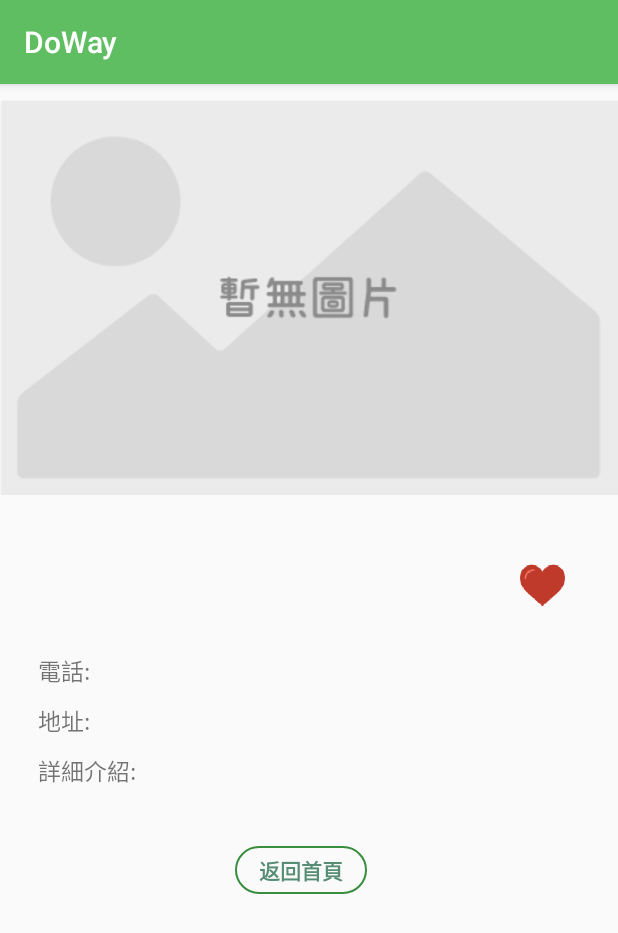
After one commit to iamavrilsfanlearncode/DoWay, an Android app: the GridviewDetail screen opened directly, with no data from a screen before it, on a phone screen of 412 x 824 dp. The commit adds this screen. Shown: the top 933 px of the screen. Run offline under Robolectric (Android 15) with nearby library versions, the phone set to English and light mode, and no system bars; libraries missing offline, so code that uses them is left out: com.nostra13.universalimageloader; 5 statements that could not run were skipped.

Commit message:
Gridview增加按鈕OK

```diff
--- a/app/src/main/AndroidManifest.xml
+++ b/app/src/main/AndroidManifest.xml
@@ -21,6 +21,7 @@
         <activity android:name=".activity.RestaurantDetail" />
         <activity android:name=".activity.HotelDetail" />
         <activity android:name=".activity.ActivityInfoDetail" />
+        <activity android:name=".activity.GridviewDetail" />
         <activity android:name=".Splash">
             <intent-filter>
                 <action android:name="android.intent.action.MAIN" />
--- a/app/src/main/java/nullteam/com/doway/activity/GridView.java
+++ /dev/null
@@ -1,5 +0,0 @@
-package nullteam.com.doway.activity;
-
-public class GridView {
-    //test
-}
--- /dev/null
+++ b/app/src/main/java/nullteam/com/doway/activity/GridviewDetail.java
@@ -0,0 +1,108 @@
+package nullteam.com.doway.activity;
+
+import android.content.Intent;
+import android.database.Cursor;
+import android.os.Bundle;
+import android.view.View;
+import android.widget.Button;
+import android.widget.ImageButton;
+import android.widget.ImageView;
+import android.widget.TextView;
+import android.widget.Toast;
+
+import androidx.appcompat.app.AppCompatActivity;
+
+import com.nostra13.universalimageloader.core.ImageLoader;
+
+import nullteam.com.doway.MainActivity;
+import nullteam.com.doway.MyFavorite.MyFavDbAdapter;
+import nullteam.com.doway.R;
+import nullteam.com.doway.model.GridView;
+import nullteam.com.doway.model.Restaurant;
+
+
+public class GridviewDetail extends AppCompatActivity {
+    private GridView gridView;
+    private TextView tv_Tel,tv_Name,tv_Address,tv_FoodFeature;
+    private ImageView iv_Default;
+    private Button btn_Back;
+//    private ImageButton btn_Favorite;
+//    private MyFavDbAdapter myFavDbAdapter;
+//    Cursor lists;
+
+
+
+    @Override
+    protected void onCreate(Bundle savedInstanceState) {
+        super.onCreate(savedInstanceState);
+        setContentView(R.layout.gridview_detail);
+
+        gridView = (GridView) getIntent().getSerializableExtra("grid");
+
+
+
+
+
+        tv_Tel = findViewById(R.id.Tel);
+        tv_Name = findViewById(R.id.Subject);
+        tv_Address =findViewById(R.id.Address);
+        tv_FoodFeature = findViewById(R.id.FoodFeature);
+        tv_Tel.setText(gridView.getTel());
+        tv_Name.setText(gridView.getName());
+        tv_Address.setText(gridView.getAddress());
+        tv_FoodFeature.setText(gridView.getFoodFeature());
+
+        //詳細頁圖片
+        iv_Default = findViewById(R.id.Default);
+        //如果取得的圖片URL不為空值，就將原有的預設圖片覆蓋掉
+        if (!gridView.getPicURL().isEmpty()){
+            ImageLoader imageLoader = ImageLoader.getInstance();
+            imageLoader.displayImage(gridView.getPicURL(), iv_Default);
+        }
+
+        //按鈕部分
+        //返回
+        btn_Back = findViewById(R.id.BtnBack);
+        btn_Back.setOnClickListener(new View.OnClickListener() {
+            @Override
+            public void onClick(View v) {
+                startActivity(new Intent().setClass(GridviewDetail.this, MainActivity.class));
+                finish();
+            }
+        });
+//        //收藏
+//        btn_Favorite = findViewById(R.id.BtnFavorite);
+//        myFavDbAdapter = new MyFavDbAdapter(this);
+//        lists = myFavDbAdapter.listMyFavRestaurant();
+//        btn_Favorite.setOnClickListener(new View.OnClickListener() {
+//            @Override
+//            public void onClick(View v) {
+//      Toast.makeText(GridviewDetail.this,"收藏成功!", Toast.LENGTH_SHORT).show(); // version1
+// 		addFavorite(grid, lists, grid.getName());
+//            }
+//        });
+//    }
+//    public void addFavorite(Restaurant restaurant, Cursor lists, String name_restaurant){
+//        boolean isExists = false;
+//        for (int i = 0; i < lists.getCount(); i++) {
+//            String my_fav_name = lists.getString(lists.getColumnIndexOrThrow("name_restaurant"));
+//            if (name_restaurant.equals(my_fav_name)) {
+//                // 已收藏，不能再重複收藏
+//                isExists = true;
+//                break;
+//            }
+//        }
+//        if (isExists) {
+//            Toast.makeText(this, "已經收藏過囉～", Toast.LENGTH_SHORT).show();
+//        } else {
+//            // 加入收藏
+//
+//            myFavDbAdapter.createMyFavRestaurant(
+//                    restaurant.getPicURL(),
+//                    restaurant.getName(),
+//                    restaurant.getTel(),
+//                    restaurant.getAddress()
+//            );
+//        }
+    }
+}
--- a/app/src/main/java/nullteam/com/doway/slide/CustomGrid.java
+++ b/app/src/main/java/nullteam/com/doway/slide/CustomGrid.java
@@ -21,6 +21,7 @@ import com.nostra13.universalimageloader.core.ImageLoader;
 import java.util.ArrayList;
 
 import nullteam.com.doway.R;
+import nullteam.com.doway.activity.GridviewDetail;
 import nullteam.com.doway.activity.RestaurantDetail;
 import nullteam.com.doway.adapter.RestaurantAdapter;
 import nullteam.com.doway.model.GridView;
@@ -53,7 +54,7 @@ public class CustomGrid extends RecyclerView.Adapter<CustomGrid.ViewHolder> {
 
         if (!data.getPicURL().isEmpty()){
             ImageLoader imageLoader = ImageLoader.getInstance();
-            imageLoader.displayImage(datas.get(position).getPicURL(), holder.picImageView);
+            imageLoader.displayImage(datas.get(position).getPicURL(), holder.btn_detail);
         }
 
 
@@ -71,19 +72,28 @@ public class CustomGrid extends RecyclerView.Adapter<CustomGrid.ViewHolder> {
     public class ViewHolder extends RecyclerView.ViewHolder {
         TextView nameTextView;
         GridView gridView;
-        ImageView picImageView;
+        ImageButton btn_detail;
+
 
         public ViewHolder(@NonNull View itemView) {
             super(itemView);
             nameTextView = itemView.findViewById(R.id.GridTxt);
-            picImageView = itemView.findViewById(R.id.GridImg);
+            btn_detail = itemView.findViewById(R.id.GridImg);
 
-            itemView.setOnClickListener(new View.OnClickListener() {
+            btn_detail.setOnClickListener(new View.OnClickListener() {
                 @Override
-                public void onClick(View v) {
-                  Toast.makeText(v.getContext(),"你選了"+getAdapterPosition(),Toast.LENGTH_SHORT).show();
+                public void onClick(View view) {
+                    Intent intent = new Intent();
+                    Bundle bag = new Bundle();
+                    bag.putSerializable("grid", gridView);
+                    intent.putExtras(bag);
+                    intent.setClass(mFragment.getActivity(), GridviewDetail.class);
+                    mFragment.getActivity().startActivity(intent);
                 }
             });
+
+
+
         }
     }
 }
--- a/app/src/main/res/layout/grid_layout.xml
+++ b/app/src/main/res/layout/grid_layout.xml
@@ -1,16 +1,18 @@
 <?xml version="1.0" encoding="utf-8"?>
 <LinearLayout xmlns:android="http://schemas.android.com/apk/res/android"
+    xmlns:app="http://schemas.android.com/apk/res-auto"
     xmlns:tools="http://schemas.android.com/tools"
     android:layout_width="match_parent"
     android:layout_height="wrap_content"
     android:orientation="vertical"
     android:padding="5dp">
 
-    <ImageView
+    <ImageButton
         android:id="@+id/GridImg"
         android:layout_width="match_parent"
         android:layout_height="120dp"
         android:padding="5dp"
+        android:background="@color/transparent"
         tools:srcCompat="@tools:sample/avatars" />
 
     <TextView
--- /dev/null
+++ b/app/src/main/res/layout/gridview_detail.xml
@@ -0,0 +1,159 @@
+<?xml version="1.0" encoding="utf-8"?>
+<ScrollView xmlns:android="http://schemas.android.com/apk/res/android"
+    xmlns:app="http://schemas.android.com/apk/res-auto"
+    android:layout_width="match_parent"
+    android:layout_height="match_parent"
+    android:layout_gravity="center"
+    android:orientation="vertical">
+
+    <LinearLayout
+        android:layout_width="match_parent"
+        android:layout_height="wrap_content"
+        android:orientation="vertical">
+
+        <ImageView
+            android:id="@+id/Default"
+            android:layout_width="match_parent"
+            android:layout_height="284dp"
+            app:srcCompat="@drawable/picturedefault" />
+
+        <LinearLayout
+            android:layout_width="match_parent"
+            android:layout_height="wrap_content"
+            android:layout_gravity="center"
+            android:layout_margin="25dp"
+            android:orientation="vertical">
+
+            <LinearLayout
+                android:layout_width="match_parent"
+                android:layout_height="wrap_content"
+                android:orientation="vertical">
+
+                <LinearLayout
+                    android:layout_width="match_parent"
+                    android:layout_height="wrap_content"
+                    android:layout_marginTop="10dp"
+                    android:layout_marginBottom="10dp"
+                    android:orientation="horizontal">
+
+                    <TextView
+                        android:id="@+id/Subject"
+                        android:layout_height="wrap_content"
+                        android:layout_width="wrap_content"
+                        android:layout_weight="9"
+                        android:textSize="26sp" />
+
+                    <ImageButton
+                        android:id="@+id/BtnFavorite"
+                        android:layout_width="30dp"
+                        android:layout_height="30dp"
+                        android:layout_marginRight="10dp"
+                        android:layout_marginBottom="10dp"
+                        android:background="@mipmap/ic_like"
+                        android:fontFamily="sans-serif-black"
+                        android:gravity="center"
+                        android:textColor="@color/white" />
+
+                </LinearLayout>
+
+            </LinearLayout>
+
+
+            <LinearLayout
+                android:layout_width="wrap_content"
+                android:layout_height="wrap_content"
+                android:layout_marginTop="10dp"
+                android:orientation="horizontal">
+
+                <TextView
+                    android:id="@+id/textView1"
+                    android:layout_width="wrap_content"
+                    android:layout_height="wrap_content"
+                    android:layout_weight="0.5"
+                    android:text="電話:"
+                    android:textSize="15sp" />
+
+                <TextView
+                    android:id="@+id/Tel"
+                    android:layout_width="wrap_content"
+                    android:layout_height="wrap_content"
+                    android:layout_weight="8"
+                    android:textSize="15sp" />
+            </LinearLayout>
+
+            <LinearLayout
+                android:layout_width="wrap_content"
+                android:layout_height="wrap_content"
+                android:layout_marginTop="10dp"
+                android:orientation="horizontal">
+
+                <TextView
+                    android:id="@+id/textView2"
+                    android:layout_width="wrap_content"
+                    android:layout_height="wrap_content"
+                    android:layout_weight="0.5"
+                    android:text="地址:"
+                    android:textSize="15sp" />
+
+                <TextView
+                    android:id="@+id/Address"
+                    android:layout_width="wrap_content"
+                    android:layout_height="wrap_content"
+                    android:layout_weight="8"
+                    android:textSize="15sp" />
+            </LinearLayout>
+
+            <LinearLayout
+                android:layout_width="wrap_content"
+                android:layout_height="wrap_content"
+                android:layout_marginTop="10dp"
+                android:orientation="vertical">
+
+                <TextView
+                    android:id="@+id/textView3"
+                    android:layout_width="wrap_content"
+                    android:layout_height="wrap_content"
+                    android:layout_weight="0.5"
+                    android:text="詳細介紹:"
+                    android:textSize="15sp" />
+
+                <TextView
+                    android:id="@+id/FoodFeature"
+                    android:layout_width="wrap_content"
+                    android:layout_height="wrap_content"
+                    android:layout_marginTop="7dp"
+                    android:layout_weight="10"
+                    android:textSize="15sp" />
+
+            </LinearLayout>
+
+            <LinearLayout
+                android:layout_width="wrap_content"
+                android:layout_height="wrap_content"
+                android:layout_gravity="center_horizontal"
+                android:layout_marginTop="10dp"
+                android:orientation="horizontal">
+
+
+                <Button
+                    android:id="@+id/BtnBack"
+                    android:layout_width="match_parent"
+                    android:layout_height="32dp"
+                    android:layout_marginRight="10dp"
+                    android:layout_marginBottom="10dp"
+                    android:layout_weight="1"
+                    android:background="@drawable/shape"
+                    android:fontFamily="sans-serif-black"
+                    android:gravity="center"
+                    android:text="@string/BtnBack"
+                    android:textColor="@color/green" />
+
+
+
+            </LinearLayout>
+
+        </LinearLayout>
+
+    </LinearLayout>
+
+</ScrollView>
```
Also changed, not shown: app/src/main/java/nullteam/com/doway/activity/RestaurantDetail.java (+7 -0 lines).
